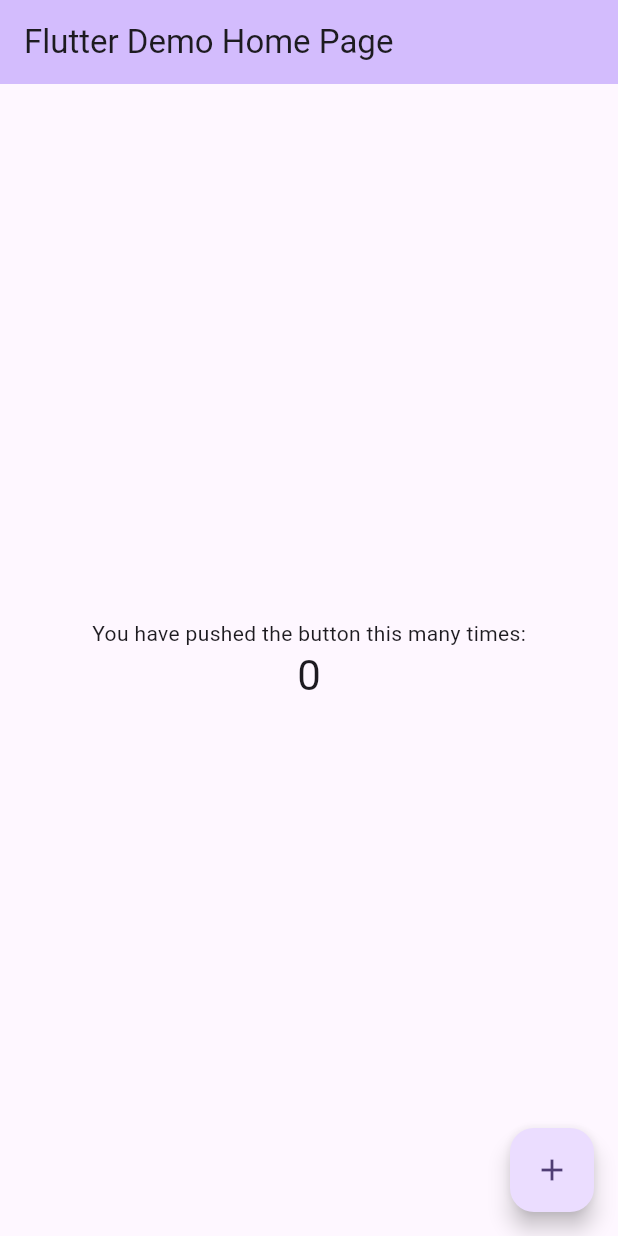
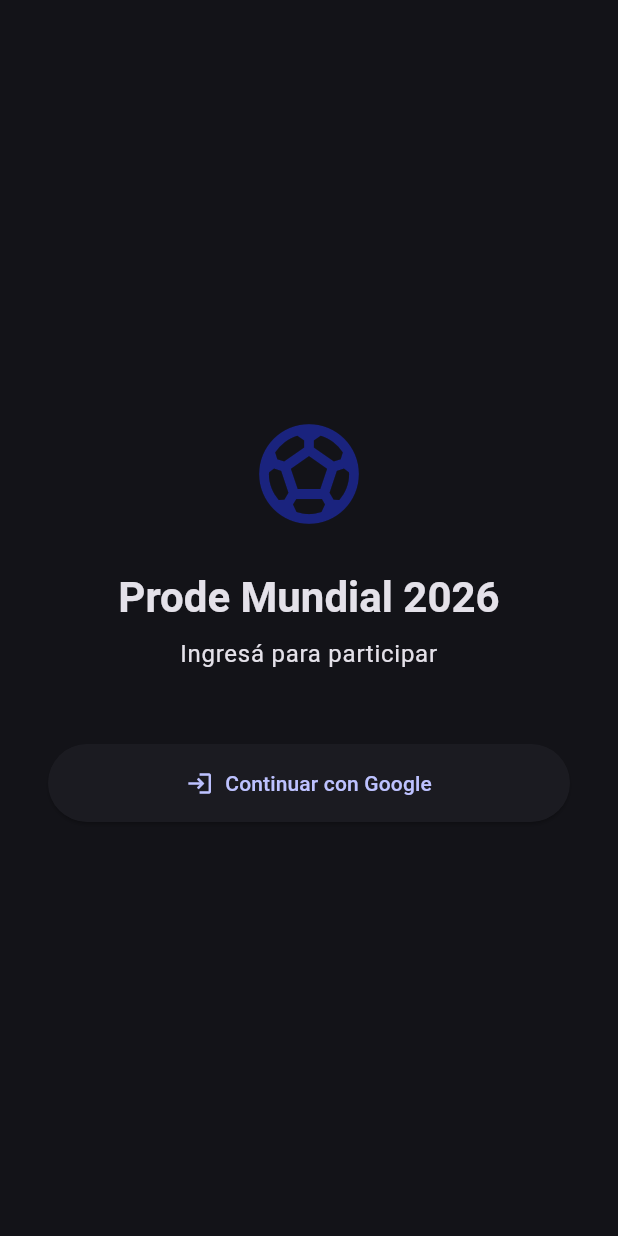
Before and after one commit to cvazquez027/prode-mundial, a Flutter app: the screen it shows after launch, on a phone screen of 412 x 824 dp. Run offline on Flutter 3.47's test engine with Material 3 defaults, Android fonts, the phone set to English and light mode, and no system bars; our stand-ins replace flutter_riverpod, gap, go_router.

Commit message:
feat: app structure, router and login screen UI

```diff
--- /dev/null
+++ b/lib/app/app.dart
@@ -0,0 +1,25 @@
+import 'package:flutter/material.dart';
+import 'package:flutter_riverpod/flutter_riverpod.dart';
+import 'router.dart';
+
+class ProdeApp extends ConsumerWidget {
+  const ProdeApp({super.key});
+
+  @override
+  Widget build(BuildContext context, WidgetRef ref) {
+    final router = ref.watch(routerProvider);
+
+    return MaterialApp.router(
+      title: 'Prode Mundial 2026',
+      debugShowCheckedModeBanner: false,
+      theme: ThemeData(
+        colorScheme: ColorScheme.fromSeed(
+          seedColor: const Color(0xFF1A237E),
+          brightness: Brightness.dark,
+        ),
+        useMaterial3: true,
+      ),
+      routerConfig: router,
+    );
+  }
+}
--- /dev/null
+++ b/lib/app/router.dart
@@ -0,0 +1,20 @@
+import 'package:flutter_riverpod/flutter_riverpod.dart';
+import 'package:go_router/go_router.dart';
+import '../presentation/screens/auth/login_screen.dart';
+import '../presentation/screens/home/home_screen.dart';
+
+final routerProvider = Provider<GoRouter>((ref) {
+  return GoRouter(
+    initialLocation: '/login',
+    routes: [
+      GoRoute(
+        path: '/login',
+        builder: (context, state) => const LoginScreen(),
+      ),
+      GoRoute(
+        path: '/home',
+        builder: (context, state) => const HomeScreen(),
+      ),
+    ],
+  );
+});
--- a/lib/main.dart
+++ b/lib/main.dart
@@ -1,122 +1,13 @@
 import 'package:flutter/material.dart';
+import 'package:flutter_riverpod/flutter_riverpod.dart';
+import 'app/app.dart';
 
-void main() {
-  runApp(const MyApp());
+void main() async {
+  WidgetsFlutterBinding.ensureInitialized();
+
+  runApp(
+    const ProviderScope(
+      child: ProdeApp(),
+    ),
+  );
 }
-
-class MyApp extends StatelessWidget {
-  const MyApp({super.key});
-
-  // This widget is the root of your application.
-  @override
-  Widget build(BuildContext context) {
-    return MaterialApp(
-      title: 'Flutter Demo',
-      theme: ThemeData(
-        // This is the theme of your application.
-        //
-        // TRY THIS: Try running your application with "flutter run". You'll see
-        // the application has a purple toolbar. Then, without quitting the app,
-        // try changing the seedColor in the colorScheme below to Colors.green
-        // and then invoke "hot reload" (save your changes or press the "hot
-        // reload" button in a Flutter-supported IDE, or press "r" if you used
-        // the command line to start the app).
-        //
-        // Notice that the counter didn't reset back to zero; the application
-        // state is not lost during the reload. To reset the state, use hot
-        // restart instead.
-        //
-        // This works for code too, not just values: Most code changes can be
-        // tested with just a hot reload.
-        colorScheme: .fromSeed(seedColor: Colors.deepPurple),
-      ),
-      home: const MyHomePage(title: 'Flutter Demo Home Page'),
-    );
-  }
-}
-
-class MyHomePage extends StatefulWidget {
-  const MyHomePage({super.key, required this.title});
-
-  // This widget is the home page of your application. It is stateful, meaning
-  // that it has a State object (defined below) that contains fields that affect
-  // how it looks.
-
-  // This class is the configuration for the state. It holds the values (in this
-  // case the title) provided by the parent (in this case the App widget) and
-  // used by the build method of the State. Fields in a Widget subclass are
-  // always marked "final".
-
-  final String title;
-
-  @override
-  State<MyHomePage> createState() => _MyHomePageState();
-}
-
-class _MyHomePageState extends State<MyHomePage> {
-  int _counter = 0;
-
-  void _incrementCounter() {
-    setState(() {
-      // This call to setState tells the Flutter framework that something has
-      // changed in this State, which causes it to rerun the build method below
-      // so that the display can reflect the updated values. If we changed
-      // _counter without calling setState(), then the build method would not be
-      // called again, and so nothing would appear to happen.
-      _counter++;
-    });
-  }
-
-  @override
-  Widget build(BuildContext context) {
-    // This method is rerun every time setState is called, for instance as done
-    // by the _incrementCounter method above.
-    //
-    // The Flutter framework has been optimized to make rerunning build methods
-    // fast, so that you can just rebuild anything that needs updating rather
-    // than having to individually change instances of widgets.
-    return Scaffold(
-      appBar: AppBar(
-        // TRY THIS: Try changing the color here to a specific color (to
-        // Colors.amber, perhaps?) and trigger a hot reload to see the AppBar
-        // change color while the other colors stay the same.
-        backgroundColor: Theme.of(context).colorScheme.inversePrimary,
-        // Here we take the value from the MyHomePage object that was created by
-        // the App.build method, and use it to set our appbar title.
-        title: Text(widget.title),
-      ),
-      body: Center(
-        // Center is a layout widget. It takes a single child and positions it
-        // in the middle of the parent.
-        child: Column(
-          // Column is also a layout widget. It takes a list of children and
-          // arranges them vertically. By default, it sizes itself to fit its
-          // children horizontally, and tries to be as tall as its parent.
-          //
-          // Column has various properties to control how it sizes itself and
-          // how it positions its children. Here we use mainAxisAlignment to
-          // center the children vertically; the main axis here is the vertical
-          // axis because Columns are vertical (the cross axis would be
-          // horizontal).
-          //
-          // TRY THIS: Invoke "debug painting" (choose the "Toggle Debug Paint"
-          // action in the IDE, or press "p" in the console), to see the
-          // wireframe for each widget.
-          mainAxisAlignment: .center,
-          children: [
-            const Text('You have pushed the button this many times:'),
-            Text(
-              '$_counter',
-              style: Theme.of(context).textTheme.headlineMedium,
-            ),
-          ],
-        ),
-      ),
-      floatingActionButton: FloatingActionButton(
-        onPressed: _incrementCounter,
-        tooltip: 'Increment',
-        child: const Icon(Icons.add),
-      ),
-    );
-  }
-}
--- /dev/null
+++ b/lib/presentation/screens/auth/login_screen.dart
@@ -0,0 +1,53 @@
+import 'package:flutter/material.dart';
+import 'package:gap/gap.dart';
+
+class LoginScreen extends StatelessWidget {
+  const LoginScreen({super.key});
+
+  @override
+  Widget build(BuildContext context) {
+    return Scaffold(
+      body: SafeArea(
+        child: Padding(
+          padding: const EdgeInsets.all(32.0),
+          child: Column(
+            mainAxisAlignment: MainAxisAlignment.center,
+            children: [
+              const Icon(
+                Icons.sports_soccer,
+                size: 80,
+                color: Color(0xFF1A237E),
+              ),
+              const Gap(24),
+              Text(
+                'Prode Mundial 2026',
+                style: Theme.of(context).textTheme.headlineMedium?.copyWith(
+                      fontWeight: FontWeight.bold,
+                    ),
+                textAlign: TextAlign.center,
+              ),
+              const Gap(8),
+              Text(
+                'Ingresá para participar',
+                style: Theme.of(context).textTheme.bodyLarge,
+                textAlign: TextAlign.center,
+              ),
+              const Gap(48),
+              SizedBox(
+                width: double.infinity,
+                child: ElevatedButton.icon(
+                  onPressed: () {},
+                  icon: const Icon(Icons.login),
+                  label: const Text('Continuar con Google'),
+                  style: ElevatedButton.styleFrom(
+                    padding: const EdgeInsets.all(16),
+                  ),
+                ),
+              ),
+            ],
+          ),
+        ),
+      ),
+    );
+  }
+}
--- /dev/null
+++ b/lib/presentation/screens/home/home_screen.dart
@@ -0,0 +1,17 @@
+import 'package:flutter/material.dart';
+
+class HomeScreen extends StatelessWidget {
+  const HomeScreen({super.key});
+
+  @override
+  Widget build(BuildContext context) {
+    return Scaffold(
+      appBar: AppBar(
+        title: const Text('Prode Mundial 2026'),
+      ),
+      body: const Center(
+        child: Text('Bienvenido al Prode!'),
+      ),
+    );
+  }
+}
```
